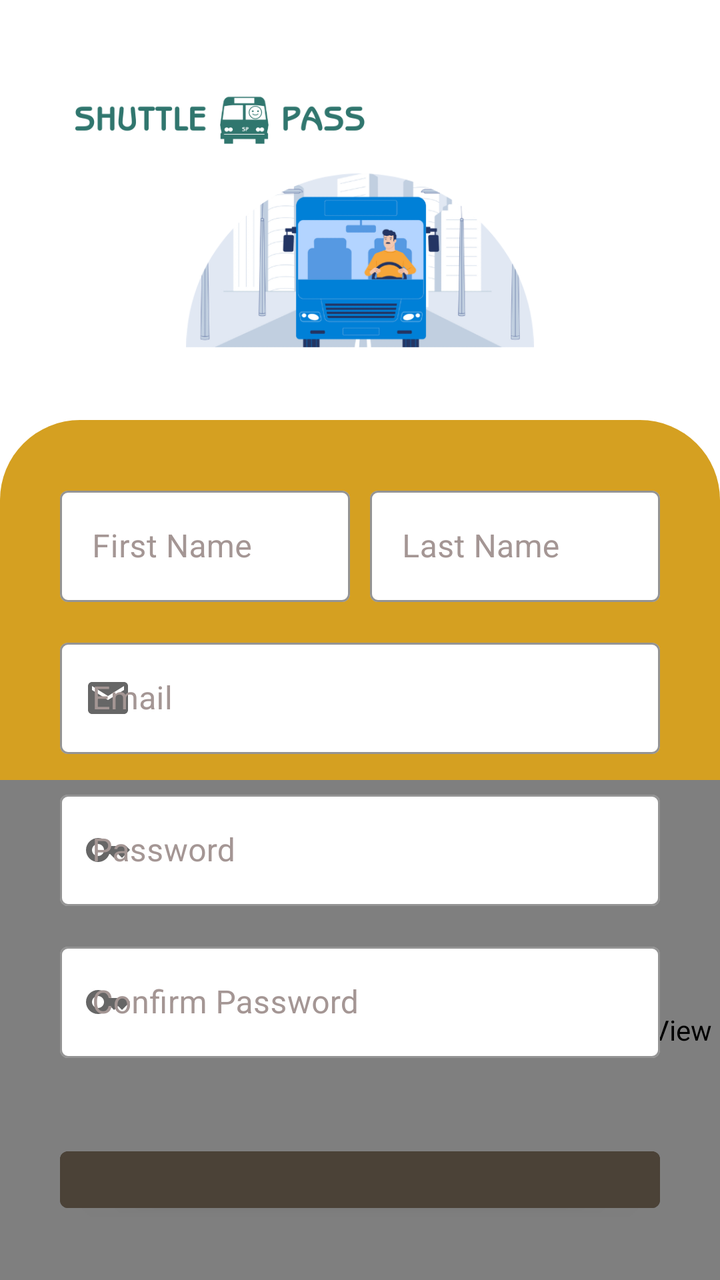
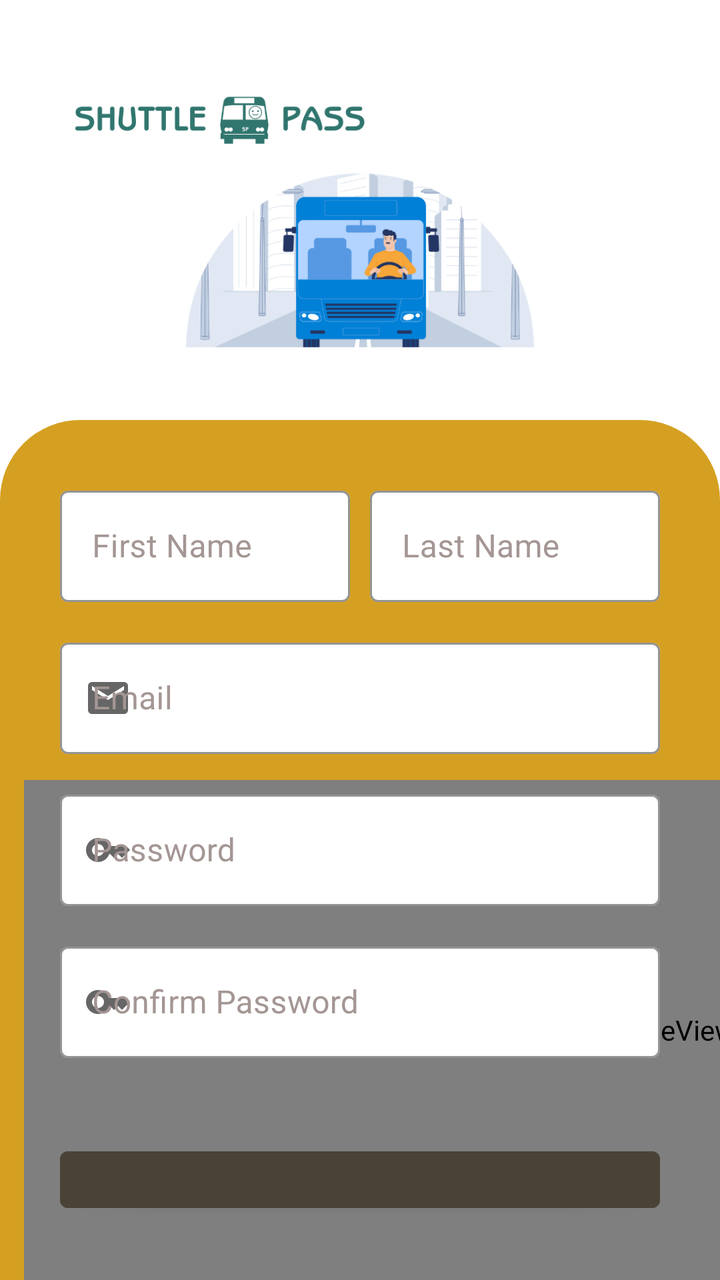

Compare the two renders of this Android layout. The source of the first and the diff that turns it into the second are given below.
<!-- AndroidManifest.xml: application theme Theme.ShuttlePassDriver -->
<!-- res/layout/activity_register.xml -->
<?xml version="1.0" encoding="utf-8"?>
<androidx.constraintlayout.widget.ConstraintLayout xmlns:android="http://schemas.android.com/apk/res/android"
    xmlns:app="http://schemas.android.com/apk/res-auto"
    xmlns:tools="http://schemas.android.com/tools"
    android:layout_width="match_parent"
    android:layout_height="match_parent"
    tools:context=".Register">

    <LinearLayout
        android:layout_width="match_parent"
        android:layout_height="wrap_content"
        android:orientation="vertical"
        app:layout_constraintBottom_toBottomOf="parent"
        app:layout_constraintEnd_toEndOf="parent"
        app:layout_constraintStart_toStartOf="parent"
        app:layout_constraintTop_toTopOf="parent"
        >

        <LinearLayout
            android:layout_width="match_parent"
            android:layout_height="wrap_content"
            android:orientation="vertical"
            android:layout_margin="35dp"
         >

            <ImageView
                android:layout_width="150dp"
                android:layout_height="50dp"
                android:src="@drawable/brand_text_logo" />

            <ImageView
                android:layout_width="300dp"
                android:layout_height="90dp"
                android:layout_gravity="center"
                android:src="@drawable/bus_illust_2" />

        </LinearLayout>


        <RelativeLayout
            android:layout_width="match_parent"
            android:layout_height="match_parent">


            <ImageView
                android:id="@+id/imageView2"
                android:layout_width="match_parent"
                android:layout_height="match_parent"
                android:src="@drawable/bottom_background" />

            <LinearLayout
                android:layout_width="wrap_content"
                android:layout_height="match_parent"
                android:gravity="bottom">

                <pl.droidsonroids.gif.GifImageView
                    android:layout_width="500dp"
                    android:layout_height="250dp"
                    android:src="@drawable/wave"
                    />
            </LinearLayout>

            <androidx.cardview.widget.CardView
                android:layout_width="match_parent"
                android:layout_height="match_parent"
                app:cardBackgroundColor="@android:color/transparent"
                app:cardCornerRadius="40dp"
                app:contentPadding="30dp"
                app:cardElevation="0dp"
                >




            <LinearLayout
                android:layout_width="match_parent"
                android:layout_height="wrap_content"
                android:orientation="vertical">



        <LinearLayout
            android:layout_width="match_parent"
            android:layout_height="wrap_content"
            android:orientation="horizontal">

            <com.google.android.material.textfield.TextInputLayout
                android:id="@+id/fname"
                style="@style/Widget.MaterialComponents.TextInputLayout.OutlinedBox"
                android:layout_weight="1"
                android:layout_width="0dp"
                android:layout_height="wrap_content"
                android:paddingRight="15px"
                app:boxBackgroundColor="@color/white"
                android:textColorHint="@color/taupe_gray"
                app:boxStrokeColor="@color/taupe"
                app:hintTextColor="@color/taupe"
                >

                <com.google.android.material.textfield.TextInputEditText
                    android:nextFocusDown="@+id/lname_edit"
                    android:layout_width="match_parent"
                    android:layout_height="wrap_content"
                    android:inputType="textCapWords|textCapSentences"
                    android:hint="First Name"
                    />
            </com.google.android.material.textfield.TextInputLayout>

            <com.google.android.material.textfield.TextInputLayout
                android:id="@+id/lname"
                style="@style/Widget.MaterialComponents.TextInputLayout.OutlinedBox"
                android:layout_weight="1"
                android:layout_width="0dp"
                android:paddingLeft="15px"
                android:layout_height="wrap_content"
                app:boxBackgroundColor="@color/white"
                android:textColorHint="@color/taupe_gray"
                app:boxStrokeColor="@color/taupe"
                app:hintTextColor="@color/taupe">

                <com.google.android.material.textfield.TextInputEditText
                    android:id="@+id/lname_edit"
                    android:layout_width="match_parent"
                    android:layout_height="wrap_content"
                    android:inputType="textCapWords|textCapSentences"
                    android:hint="Last Name" />
            </com.google.android.material.textfield.TextInputLayout>

        </LinearLayout>

        <com.google.android.material.textfield.TextInputLayout
            android:id="@+id/email"
            style="@style/Widget.MaterialComponents.TextInputLayout.OutlinedBox"
            android:layout_width="match_parent"
            android:layout_height="match_parent"
            android:layout_marginTop="45px"
            app:startIconDrawable="@drawable/email"
            app:boxBackgroundColor="@color/white"
            android:textColorHint="@color/taupe_gray"
            app:boxStrokeColor="@color/taupe"
            app:hintTextColor="@color/taupe"
            >

            <com.google.android.material.textfield.TextInputEditText
                android:layout_width="match_parent"
                android:layout_height="wrap_content"
                android:inputType="textEmailAddress"
                android:hint="Email" />
        </com.google.android.material.textfield.TextInputLayout>

        <com.google.android.material.textfield.TextInputLayout
            android:id="@+id/pass"
            style="@style/Widget.MaterialComponents.TextInputLayout.OutlinedBox"
            android:layout_width="match_parent"
            android:layout_height="match_parent"
            android:layout_marginTop="45px"
            app:startIconDrawable="@drawable/password"
            app:boxBackgroundColor="@color/white"
            android:textColorHint="@color/taupe_gray"
            app:boxStrokeColor="@color/taupe"
            app:hintTextColor="@color/taupe">

            <com.google.android.material.textfield.TextInputEditText
                android:layout_width="match_parent"
                android:layout_height="wrap_content"
                android:inputType="textPassword"
                android:hint="Password" />
        </com.google.android.material.textfield.TextInputLayout>

        <com.google.android.material.textfield.TextInputLayout
            android:id="@+id/cpass"
            style="@style/Widget.MaterialComponents.TextInputLayout.OutlinedBox"
            android:layout_width="match_parent"
            android:layout_height="match_parent"
            android:layout_marginTop="45px"
            app:startIconDrawable="@drawable/password"
            app:boxBackgroundColor="@color/white"
            android:textColorHint="@color/taupe_gray"
            app:boxStrokeColor="@color/taupe"
            app:hintTextColor="@color/taupe">

            <com.google.android.material.textfield.TextInputEditText
                android:layout_width="match_parent"
                android:layout_height="wrap_content"
                android:inputType="textPassword"
                android:hint="Confirm Password" />
        </com.google.android.material.textfield.TextInputLayout>

        <TextView
            android:id="@+id/error"
            android:layout_gravity="center"
            android:layout_width="wrap_content"
            android:layout_height="wrap_content"
            android:layout_marginTop="20px"/>

        <ProgressBar
            android:id="@+id/prog"
            android:layout_width="match_parent"
            android:layout_height="match_parent"
            android:layout_marginTop="45px"
            android:layout_marginHorizontal="70px"
            android:layout_gravity="center"
            android:visibility="gone"/>

        <Button
            android:id="@+id/regbtn"
            android:layout_width="match_parent"
            android:layout_height="match_parent"
            android:layout_marginTop="45px"
            android:backgroundTint="@color/taupe"
            android:paddingVertical="50px"
            android:text="Register" />

        <View
            android:layout_width="match_parent"
            android:layout_height="1dp"
            android:layout_marginVertical="35px"
            android:background="@color/grey" />

                <LinearLayout
                    android:layout_width="match_parent"
                    android:layout_height="wrap_content"
                    android:gravity="center_horizontal">
                    <TextView
                        android:layout_gravity="center"
                        android:layout_width="wrap_content"
                        android:layout_height="wrap_content"
                        android:text="Already have an account? "
                        android:textColor="@color/taupe"/>
                    <TextView
                        android:id="@+id/log"
                        android:layout_gravity="center"
                        android:layout_width="wrap_content"
                        android:layout_height="wrap_content"
                        android:text="Login Here"
                        android:textColor="@color/dark_teal"/>

                </LinearLayout>

            </LinearLayout>
            </androidx.cardview.widget.CardView>

        </RelativeLayout>
    </LinearLayout>
</androidx.constraintlayout.widget.ConstraintLayout>
<!-- resources referenced by this layout -->
<resources>
  <color name="dark_teal">#30756D</color>
  <color name="grey">#FF808080</color>
  <color name="taupe">#4B4237</color>
  <color name="taupe_gray">#A49694</color>
  <color name="white">#FFFFFFFF</color>
  <!-- drawable bottom_background (drawable) -->
  <?xml version="1.0" encoding="utf-8"?>
  <selector xmlns:android="http://schemas.android.com/apk/res/android">
  <item>
      <shape android:shape="rectangle">
          <corners android:topLeftRadius="40dp" android:topRightRadius="40dp"/>
          <gradient android:startColor="#D5A021" android:endColor="#D5A021" android:angle="0"/>
      </shape>
  </item>
  
  </selector>
  <!-- drawable brand_text_logo: png bitmap (drawable, 11332 bytes) -->
  <!-- drawable bus_illust_2: png bitmap (drawable, 46563 bytes) -->
  <!-- drawable email (drawable) -->
  <vector android:height="24dp" android:tint="#000000"
      android:viewportHeight="24" android:viewportWidth="24"
      android:width="24dp" xmlns:android="http://schemas.android.com/apk/res/android">
      <path android:fillColor="@android:color/white" android:pathData="M20,4L4,4c-1.1,0 -1.99,0.9 -1.99,2L2,18c0,1.1 0.9,2 2,2h16c1.1,0 2,-0.9 2,-2L22,6c0,-1.1 -0.9,-2 -2,-2zM20,8l-8,5 -8,-5L4,6l8,5 8,-5v2z"/>
  </vector>
  <!-- drawable password (drawable) -->
  <vector android:height="24dp" android:tint="#000000"
      android:viewportHeight="24" android:viewportWidth="24"
      android:width="24dp" xmlns:android="http://schemas.android.com/apk/res/android">
      <path android:fillColor="@android:color/white" android:pathData="M21,10h-8.35C11.83,7.67 9.61,6 7,6c-3.31,0 -6,2.69 -6,6s2.69,6 6,6c2.61,0 4.83,-1.67 5.65,-4H13l2,2l2,-2l2,2l4,-4.04L21,10zM7,15c-1.65,0 -3,-1.35 -3,-3c0,-1.65 1.35,-3 3,-3s3,1.35 3,3C10,13.65 8.65,15 7,15z"/>
  </vector>
  <!-- drawable wave: gif bitmap (drawable, 238579 bytes) -->
  <style name="Theme.ShuttlePassDriver" parent="Theme.MaterialComponents.Light.NoActionBar">
          
          <item name="colorPrimary">@color/goldenrod</item>
          <item name="colorPrimaryVariant">@color/dim_gray</item>
          <item name="colorOnPrimary">@color/white</item>
          
          <item name="colorSecondary">@color/goldenrod</item>
          <item name="colorSecondaryVariant">@color/teal_700</item>
          <item name="colorOnSecondary">@color/black</item>
          
          <item name="android:statusBarColor">?attr/colorPrimaryVariant</item>
          
  
      </style>
  <color name="goldenrod">#D5A021</color>
  <color name="dim_gray">#736B60</color>
  <color name="teal_700">#FF018786</color>
  <color name="black">#FF000000</color>
</resources>

<!-- the commit's change to res/layout/activity_register.xml (unified diff, before → after) -->
@@ -57,6 +57,7 @@
                     android:layout_width="500dp"
                     android:layout_height="250dp"
                     android:src="@drawable/wave"
+                    android:layout_marginStart="12dp"
                     />
             </LinearLayout>
 
